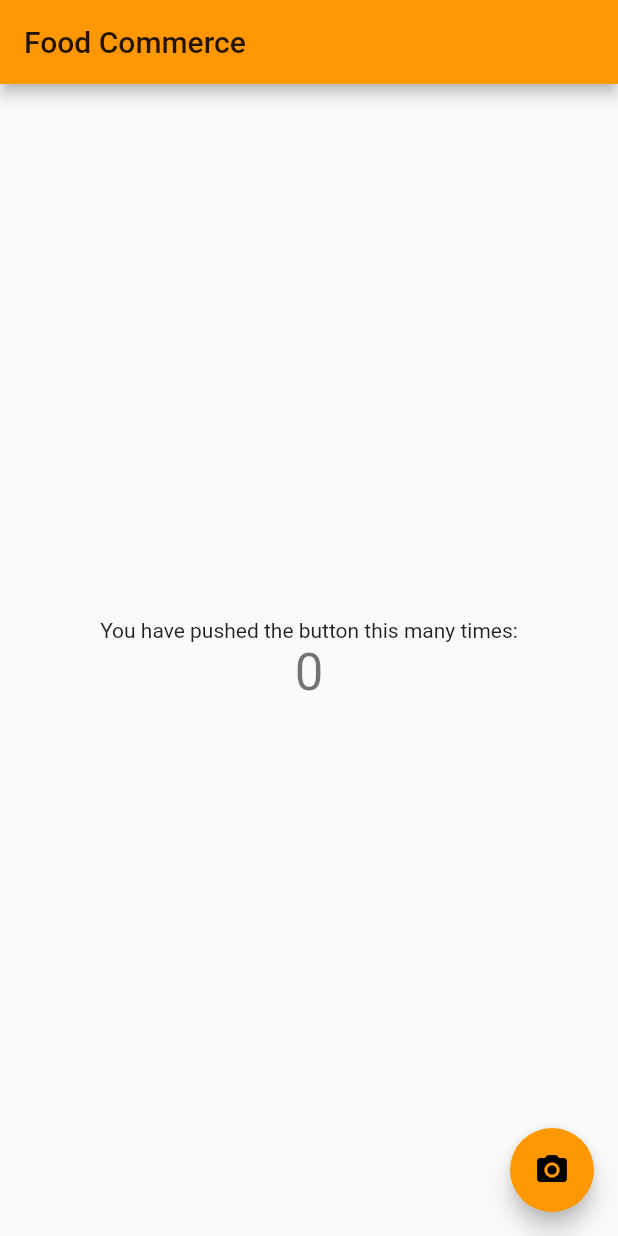
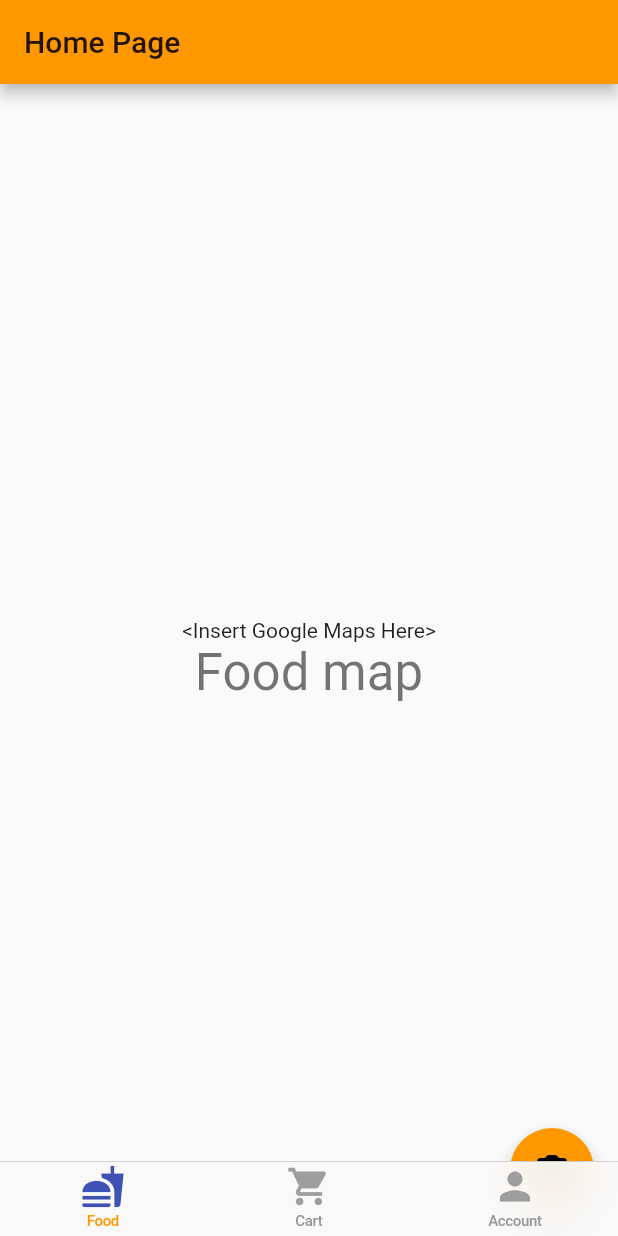
Before and after one commit to 1601/ecommerce-flutter-firebase, a Flutter app: the screen it shows after launch, on a phone screen of 412 x 824 dp. Run offline on Flutter 3.47's test engine with Material 2 defaults, Android fonts, the phone set to English and light mode, and no system bars.

Commit message:
added multiple screens #1

```diff
--- /dev/null
+++ b/lib/app/home/cupertino_home_scaffold.dart
@@ -0,0 +1,60 @@
+import 'package:flutter/cupertino.dart';
+import 'package:flutter/material.dart';
+import 'package:ecommerce_flutter_firebase/app/home/tab_item.dart';
+import 'package:ecommerce_flutter_firebase/constants/keys.dart';
+import 'package:ecommerce_flutter_firebase/router/cupertino_tab_view_router.dart';
+
+@immutable
+class CupertinoHomeScaffold extends StatelessWidget {
+  const CupertinoHomeScaffold({
+    Key key,
+    @required this.currentTab,
+    @required this.onSelectTab,
+    @required this.widgetBuilders,
+    @required this.navigatorKeys,
+  }) : super(key: key);
+
+  final TabItem currentTab;
+  final ValueChanged<TabItem> onSelectTab;
+  final Map<TabItem, WidgetBuilder> widgetBuilders;
+  final Map<TabItem, GlobalKey<NavigatorState>> navigatorKeys;
+
+  @override
+  Widget build(BuildContext context) {
+    return CupertinoTabScaffold(
+      tabBar: CupertinoTabBar(
+        key: Key(Keys.tabBar),
+        items: [
+          _buildItem(TabItem.map),
+          _buildItem(TabItem.cart),
+          _buildItem(TabItem.account),
+        ],
+        onTap: (index) => onSelectTab(TabItem.values[index]),
+      ),
+      tabBuilder: (context, index) {
+        final item = TabItem.values[index];
+        return CupertinoTabView(
+          navigatorKey: navigatorKeys[item],
+          builder: (context) => widgetBuilders[item](context),
+          onGenerateRoute: CupertinoTabViewRouter.generateRoute,
+        );
+      },
+    );
+  }
+
+  BottomNavigationBarItem _buildItem(TabItem tabItem) {
+    final itemData = TabItemData.allTabs[tabItem];
+    final color = currentTab == tabItem ? Colors.indigo : Colors.grey;
+    return BottomNavigationBarItem(
+      icon: Icon(
+        itemData.icon,
+        color: color,
+      ),
+      title: Text(
+        itemData.title,
+        key: Key(itemData.key),
+        style: TextStyle(color: color),
+      ),
+    );
+  }
+}
--- /dev/null
+++ b/lib/app/home/home_page.dart
@@ -0,0 +1,52 @@
+import 'package:flutter/material.dart';
+import 'package:ecommerce_flutter_firebase/app/home/account/account_page.dart';
+import 'package:ecommerce_flutter_firebase/app/home/cupertino_home_scaffold.dart';
+import 'package:ecommerce_flutter_firebase/app/home/map/map_page.dart';
+import 'package:ecommerce_flutter_firebase/app/home/cart/cart_page.dart';
+import 'package:ecommerce_flutter_firebase/app/home/tab_item.dart';
+
+class HomePage extends StatefulWidget {
+  @override
+  _HomePageState createState() => _HomePageState();
+}
+
+class _HomePageState extends State<HomePage> {
+  TabItem _currentTab = TabItem.map;
+
+  final Map<TabItem, GlobalKey<NavigatorState>> navigatorKeys = {
+    TabItem.map: GlobalKey<NavigatorState>(),
+    TabItem.cart: GlobalKey<NavigatorState>(),
+    TabItem.account: GlobalKey<NavigatorState>(),
+  };
+
+  Map<TabItem, WidgetBuilder> get widgetBuilders {
+    return {
+      TabItem.map: (_) => MapPage(),
+      TabItem.cart: (_) => CartPage(),
+      TabItem.account: (_) => AccountPage(),
+    };
+  }
+
+  void _select(TabItem tabItem) {
+    if (tabItem == _currentTab) {
+      // pop to first route
+      navigatorKeys[tabItem].currentState.popUntil((route) => route.isFirst);
+    } else {
+      setState(() => _currentTab = tabItem);
+    }
+  }
+
+  @override
+  Widget build(BuildContext context) {
+    return WillPopScope(
+      onWillPop: () async =>
+          !await navigatorKeys[_currentTab].currentState.maybePop(),
+      child: CupertinoHomeScaffold(
+        currentTab: _currentTab,
+        onSelectTab: _select,
+        widgetBuilders: widgetBuilders,
+        navigatorKeys: navigatorKeys,
+      ),
+    );
+  }
+}
--- /dev/null
+++ b/lib/app/home/map/map_page.dart
@@ -0,0 +1,54 @@
+import 'package:flutter/material.dart';
+import 'package:ecommerce_flutter_firebase/constants/strings.dart';
+
+class MapPage extends StatelessWidget {
+  void _captureFood() {
+    print('capture food button tapped');
+  }
+
+  @override
+  Widget build(BuildContext context) {
+    return Scaffold(
+      appBar: AppBar(
+        // Here we take the value from the MyHomePage object that was created by
+        // the App.build method, and use it to set our appbar title.
+        title: Text(Strings.homePage),
+      ),
+      body: Center(
+        // Center is a layout widget. It takes a single child and positions it
+        // in the middle of the parent.
+        child: Column(
+          // Column is also a layout widget. It takes a list of children and
+          // arranges them vertically. By default, it sizes itself to fit its
+          // children horizontally, and tries to be as tall as its parent.
+          //
+          // Invoke "debug painting" (press "p" in the console, choose the
+          // "Toggle Debug Paint" action from the Flutter Inspector in Android
+          // Studio, or the "Toggle Debug Paint" command in Visual Studio Code)
+          // to see the wireframe for each widget.
+          //
+          // Column has various properties to control how it sizes itself and
+          // how it positions its children. Here we use mainAxisAlignment to
+          // center the children vertically; the main axis here is the vertical
+          // axis because Columns are vertical (the cross axis would be
+          // horizontal).
+          mainAxisAlignment: MainAxisAlignment.center,
+          children: <Widget>[
+            Text(
+              '<Insert Google Maps Here>',
+            ),
+            Text(
+              'Food map',
+              style: Theme.of(context).textTheme.headline4,
+            ),
+          ],
+        ),
+      ),
+      floatingActionButton: FloatingActionButton(
+        onPressed: _captureFood,
+        tooltip: 'Capture Food',
+        child: Icon(Icons.camera_alt),
+      ), // This trailing comma makes auto-formatting nicer for build methods.
+    );
+  }
+}
--- /dev/null
+++ b/lib/app/home/tab_item.dart
@@ -0,0 +1,32 @@
+import 'package:flutter/material.dart';
+import 'package:ecommerce_flutter_firebase/constants/keys.dart';
+import 'package:ecommerce_flutter_firebase/constants/strings.dart';
+
+enum TabItem { map, cart, account }
+
+class TabItemData {
+  const TabItemData(
+      {@required this.key, @required this.title, @required this.icon});
+
+  final String key;
+  final String title;
+  final IconData icon;
+
+  static const Map<TabItem, TabItemData> allTabs = {
+    TabItem.map: TabItemData(
+      key: Keys.mapTab,
+      title: Strings.food,
+      icon: Icons.fastfood,
+    ),
+    TabItem.cart: TabItemData(
+      key: Keys.cartTab,
+      title: Strings.cart,
+      icon: Icons.shopping_cart,
+    ),
+    TabItem.account: TabItemData(
+      key: Keys.accountTab,
+      title: Strings.account,
+      icon: Icons.person,
+    ),
+  };
+}
--- /dev/null
+++ b/lib/constants/keys.dart
@@ -0,0 +1,11 @@
+class Keys {
+  static const String emailPassword = 'email-password';
+  static const String anonymous = 'anonymous';
+  static const String tabBar = 'tabBar';
+  static const String mapTab = 'mapTab';
+  static const String cartTab = 'cartTab';
+  static const String accountTab = 'accountTab';
+  static const String logout = 'logout';
+  static const String alertDefault = 'alertDefault';
+  static const String alertCancel = 'alertCancel';
+}
--- /dev/null
+++ b/lib/constants/strings.dart
@@ -0,0 +1,32 @@
+class Strings {
+  // Generic strings
+  static const String ok = 'OK';
+  static const String cancel = 'Cancel';
+
+  // Logout
+  static const String logout = 'Logout';
+  static const String logoutAreYouSure =
+      'Are you sure that you want to logout?';
+  static const String logoutFailed = 'Logout failed';
+
+  // Sign In Page
+  static const String signIn = 'Sign in';
+  static const String signInWithEmailPassword =
+      'Sign in with email and password';
+  static const String goAnonymous = 'Go anonymous';
+  static const String or = 'or';
+  static const String signInFailed = 'Sign in failed';
+
+  // Home page
+  static const String homePage = 'Home Page';
+
+  // Cart page
+  static const String cart = 'Cart';
+
+  // Food page
+  static const String food = 'Food';
+
+  // Account page
+  static const String account = 'Account';
+  static const String accountPage = 'Account Page';
+}
--- a/lib/main.dart
+++ b/lib/main.dart
@@ -1,4 +1,5 @@
 import 'package:flutter/material.dart';
+import 'package:ecommerce_flutter_firebase/app/home/home_page.dart';
 
 void main() {
   runApp(MyApp());
@@ -11,22 +12,10 @@ class MyApp extends StatelessWidget {
     return MaterialApp(
       title: 'Food Commerce',
       theme: ThemeData(
-        // This is the theme of your application.
-        //
-        // Try running your application with "flutter run". You'll see the
-        // application has a blue toolbar. Then, without quitting the app, try
-        // changing the primarySwatch below to Colors.green and then invoke
-        // "hot reload" (press "r" in the console where you ran "flutter run",
-        // or simply save your changes to "hot reload" in a Flutter IDE).
-        // Notice that the counter didn't reset back to zero; the application
-        // is not restarted.
         primarySwatch: Colors.orange,
-        // This makes the visual density adapt to the platform that you run
-        // the app on. For desktop platforms, the controls will be smaller and
-        // closer together (more dense) than on mobile platforms.
         visualDensity: VisualDensity.adaptivePlatformDensity,
       ),
-      home: MyHomePage(title: 'Food Commerce'),
+      home: HomePage(),
     );
   }
 }
--- /dev/null
+++ b/lib/router/cupertino_tab_view_router.dart
@@ -0,0 +1,8 @@
+import 'package:flutter/cupertino.dart';
+
+class CupertinoTabViewRouter {
+  static Route generateRoute(RouteSettings settings) {
+    print(settings.name);
+    return null;
+  }
+}
```
Also changed, not shown: lib/app/home/account/account_page.dart (added, +52 -0 lines), lib/app/home/cart/cart_page.dart (added, +46 -0 lines), lib/common/avatar.dart (added, +41 -0 lines).
